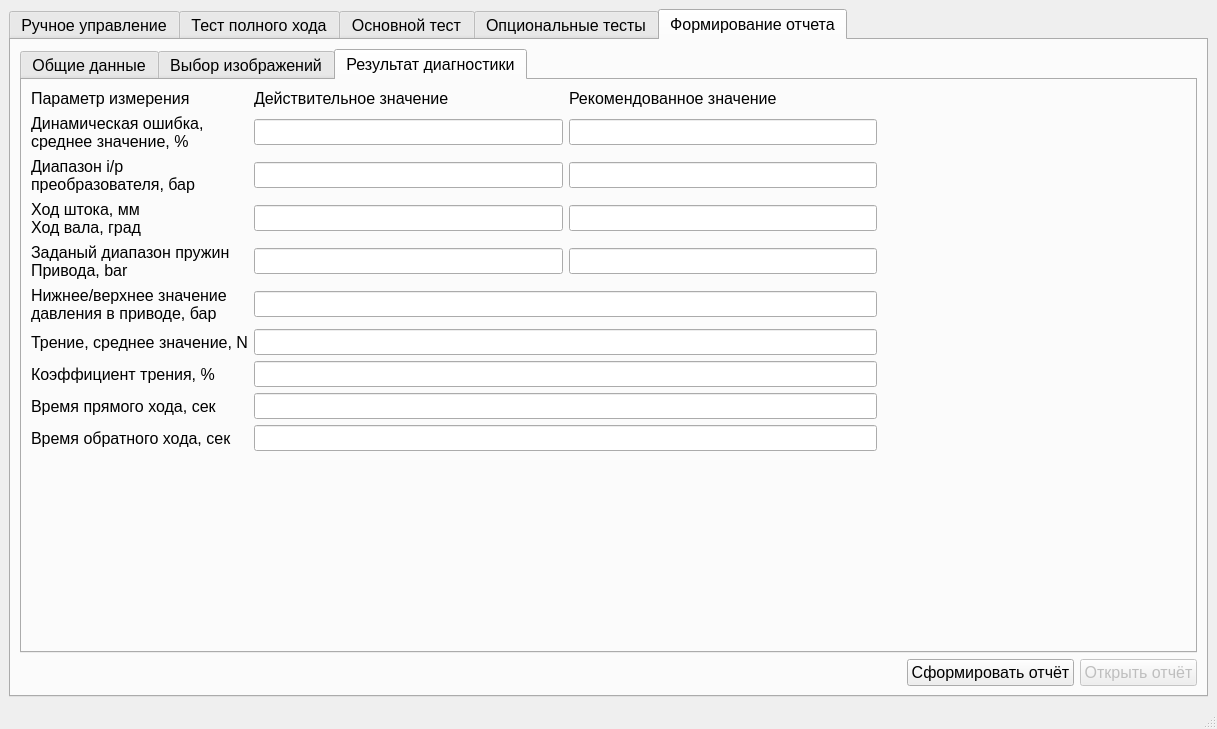
Qt form MainWindow.ui (Rekvim/MpiSdk) before a commit.
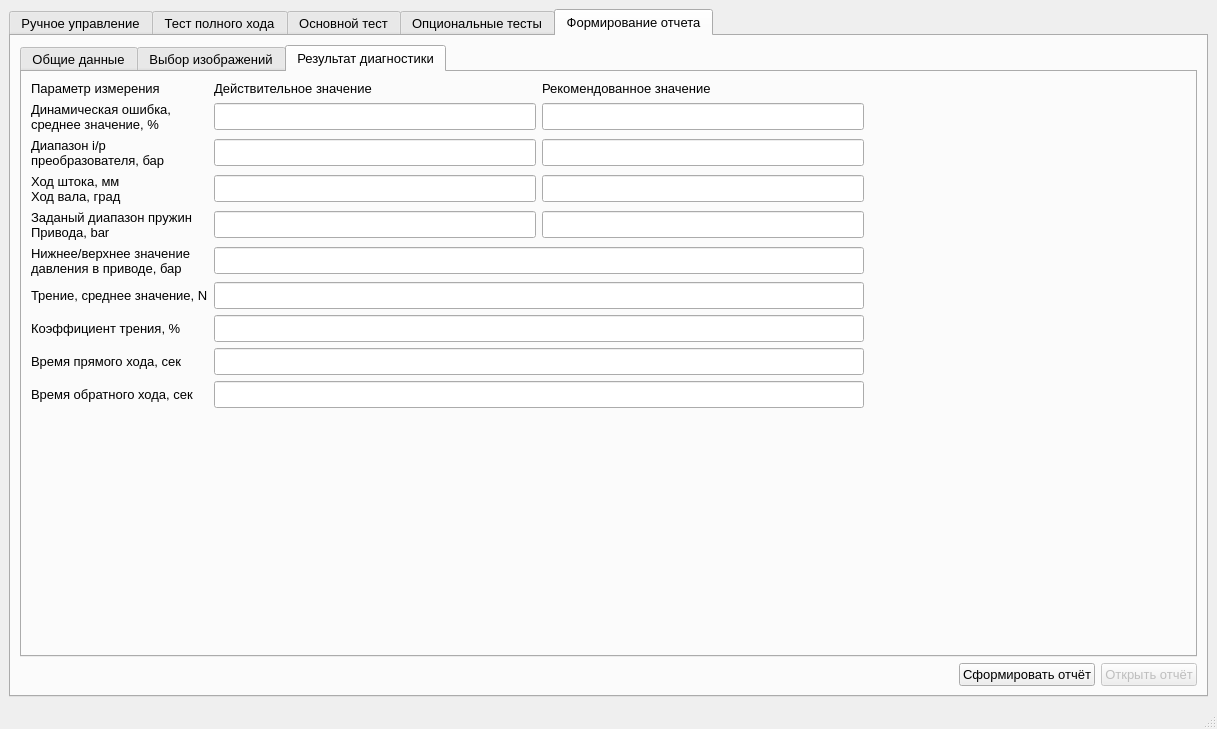
The same form after that commit. The open tabs and pages were chosen to show the change. Icons and pictures are not drawn. Custom widgets are drawn as their Qt base class.

```diff
--- a/MainWindow.ui
+++ b/MainWindow.ui
@@ -25,7 +25,7 @@
       <property name="font">
        <font>
         <family>Segoe UI</family>
-        <pointsize>12</pointsize>
+        <pointsize>10</pointsize>
        </font>
       </property>
       <property name="currentIndex">
@@ -3642,6 +3642,12 @@
              <layout class="QGridLayout" name="gridLayout">
               <item row="3" column="2">
                <widget class="QLineEdit" name="lineEdit_stroke_recomend">
+                <property name="font">
+                 <font>
+                  <family>Segoe UI</family>
+                  <pointsize>10</pointsize>
+                 </font>
+                </property>
                 <property name="styleSheet">
                  <string notr="true">padding: 4px;</string>
                 </property>
@@ -3655,7 +3661,7 @@
                 <property name="font">
                  <font>
                   <family>Segoe UI</family>
-                  <pointsize>12</pointsize>
+                  <pointsize>10</pointsize>
                   <stylestrategy>PreferDefault</stylestrategy>
                  </font>
                 </property>
@@ -3666,6 +3672,12 @@
               </item>
               <item row="2" column="2">
                <widget class="QLineEdit" name="lineEdit_dinamic_ip_recomend">
+                <property name="font">
+                 <font>
+                  <family>Segoe UI</family>
+                  <pointsize>10</pointsize>
+                 </font>
+                </property>
                 <property name="styleSheet">
                  <string notr="true">padding: 4px;</string>
                 </property>
@@ -3676,6 +3688,12 @@
               </item>
               <item row="4" column="1">
                <widget class="QLineEdit" name="lineEdit_range_real">
+                <property name="font">
+                 <font>
+                  <family>Segoe UI</family>
+                  <pointsize>10</pointsize>
+                 </font>
+                </property>
                 <property name="styleSheet">
                  <string notr="true">padding: 4px;</string>
                 </property>
@@ -3709,7 +3727,7 @@
                 <property name="font">
                  <font>
                   <family>Segoe UI</family>
-                  <pointsize>12</pointsize>
+                  <pointsize>10</pointsize>
                   <stylestrategy>PreferDefault</stylestrategy>
                  </font>
                 </property>
@@ -3721,6 +3739,12 @@
               </item>
               <item row="4" column="2">
                <widget class="QLineEdit" name="lineEdit_range_recomend">
+                <property name="font">
+                 <font>
+                  <family>Segoe UI</family>
+                  <pointsize>10</pointsize>
+                 </font>
+                </property>
                 <property name="styleSheet">
                  <string notr="true">padding: 4px;</string>
                 </property>
@@ -3731,6 +3755,12 @@
               </item>
               <item row="8" column="1" colspan="2">
                <widget class="QLineEdit" name="lineEdit_time_forward">
+                <property name="font">
+                 <font>
+                  <family>Segoe UI</family>
+                  <pointsize>10</pointsize>
+                 </font>
+                </property>
                 <property name="styleSheet">
                  <string notr="true">padding: 4px;</string>
                 </property>
@@ -3744,7 +3774,7 @@
                 <property name="font">
                  <font>
                   <family>Segoe UI</family>
-                  <pointsize>12</pointsize>
+                  <pointsize>10</pointsize>
                   <stylestrategy>PreferDefault</stylestrategy>
                  </font>
                 </property>
@@ -3758,7 +3788,7 @@
                 <property name="font">
                  <font>
                   <family>Segoe UI</family>
-                  <pointsize>12</pointsize>
+                  <pointsize>10</pointsize>
                   <stylestrategy>PreferDefault</stylestrategy>
                  </font>
                 </property>
@@ -3769,6 +3799,12 @@
               </item>
               <item row="3" column="1">
                <widget class="QLineEdit" name="lineEdit_stroke_real">
+                <property name="font">
+                 <font>
+                  <family>Segoe UI</family>
+                  <pointsize>10</pointsize>
+                 </font>
+                </property>
                 <property name="styleSheet">
                  <string notr="true">padding: 4px;</string>
                 </property>
@@ -3779,6 +3815,12 @@
               </item>
               <item row="9" column="1" colspan="2">
                <widget class="QLineEdit" name="lineEdit_time_backward">
+                <property name="font">
+                 <font>
+                  <family>Segoe UI</family>
+                  <pointsize>10</pointsize>
+                 </font>
+                </property>
                 <property name="styleSheet">
                  <string notr="true">padding: 4px;</string>
                 </property>
@@ -3792,7 +3834,7 @@
                 <property name="font">
                  <font>
                   <family>Segoe UI</family>
-                  <pointsize>12</pointsize>
+                  <pointsize>10</pointsize>
                   <stylestrategy>PreferDefault</stylestrategy>
                  </font>
                 </property>
@@ -3806,7 +3848,7 @@
                 <property name="font">
                  <font>
                   <family>Segoe UI</family>
-                  <pointsize>12</pointsize>
+                  <pointsize>10</pointsize>
                   <stylestrategy>PreferDefault</stylestrategy>
                  </font>
                 </property>
@@ -3820,7 +3862,7 @@
                 <property name="font">
                  <font>
                   <family>Segoe UI</family>
-                  <pointsize>12</pointsize>
+                  <pointsize>10</pointsize>
                   <stylestrategy>PreferDefault</stylestrategy>
                  </font>
                 </property>
@@ -3831,6 +3873,12 @@
               </item>
               <item row="1" column="1">
                <widget class="QLineEdit" name="lineEdit_dinamic_real">
+                <property name="font">
+                 <font>
+                  <family>Segoe UI</family>
+                  <pointsize>10</pointsize>
+                 </font>
+                </property>
                 <property name="styleSheet">
                  <string notr="true">padding: 4px;</string>
                 </property>
@@ -3844,7 +3892,7 @@
                 <property name="font">
                  <font>
                   <family>Segoe UI</family>
-                  <pointsize>12</pointsize>
+                  <pointsize>10</pointsize>
                   <stylestrategy>PreferDefault</stylestrategy>
                  </font>
                 </property>
@@ -3858,7 +3906,7 @@
                 <property name="font">
                  <font>
                   <family>Segoe UI</family>
-                  <pointsize>12</pointsize>
+                  <pointsize>10</pointsize>
                   <stylestrategy>PreferDefault</stylestrategy>
                  </font>
                 </property>
@@ -3870,6 +3918,12 @@
               </item>
               <item row="6" column="1" colspan="2">
                <widget class="QLineEdit" name="lineEdit_friction">
+                <property name="font">
+                 <font>
+                  <family>Segoe UI</family>
+                  <pointsize>10</pointsize>
+                 </font>
+                </property>
                 <property name="styleSheet">
                  <string notr="true">padding: 4px;</string>
                 </property>
@@ -3883,7 +3937,7 @@
                 <property name="font">
                  <font>
                   <family>Segoe UI</family>
-                  <pointsize>12</pointsize>
+                  <pointsize>10</pointsize>
                   <stylestrategy>PreferDefault</stylestrategy>
                  </font>
                 </property>
@@ -3895,6 +3949,12 @@
               </item>
               <item row="7" column="1" colspan="2">
                <widget class="QLineEdit" name="lineEdit_friction_percent">
+                <property name="font">
+                 <font>
+                  <family>Segoe UI</family>
+                  <pointsize>10</pointsize>
+                 </font>
+                </property>
                 <property name="styleSheet">
                  <string notr="true">padding: 4px;</string>
                 </property>
@@ -3908,7 +3968,7 @@
                 <property name="font">
                  <font>
                   <family>Segoe UI</family>
-                  <pointsize>12</pointsize>
+                  <pointsize>10</pointsize>
                   <stylestrategy>PreferDefault</stylestrategy>
                  </font>
                 </property>
@@ -3920,6 +3980,12 @@
               </item>
               <item row="2" column="1">
                <widget class="QLineEdit" name="lineEdit_dinamic_ip_real">
+                <property name="font">
+                 <font>
+                  <family>Segoe UI</family>
+                  <pointsize>10</pointsize>
+                 </font>
+                </property>
                 <property name="styleSheet">
                  <string notr="true">padding: 4px;</string>
                 </property>
@@ -3930,6 +3996,12 @@
               </item>
               <item row="1" column="2">
                <widget class="QLineEdit" name="lineEdit_dinamicRecomend">
+                <property name="font">
+                 <font>
+                  <family>Segoe UI</family>
+                  <pointsize>10</pointsize>
+                 </font>
+                </property>
                 <property name="styleSheet">
                  <string notr="true">padding: 4px;</string>
                 </property>
@@ -3943,7 +4015,7 @@
                 <property name="font">
                  <font>
                   <family>Segoe UI</family>
-                  <pointsize>12</pointsize>
+                  <pointsize>10</pointsize>
                   <stylestrategy>PreferDefault</stylestrategy>
                  </font>
                 </property>
@@ -3955,6 +4027,12 @@
               </item>
               <item row="5" column="1" colspan="2">
                <widget class="QLineEdit" name="lineEdit_range_pressure">
+                <property name="font">
+                 <font>
+                  <family>Segoe UI</family>
+                  <pointsize>10</pointsize>
+                 </font>
+                </property>
                 <property name="styleSheet">
                  <string notr="true">padding: 4px;</string>
                 </property>
@@ -3999,10 +4077,16 @@
           </item>
           <item>
            <widget class="QPushButton" name="pushButton_report_generate">
+            <property name="sizePolicy">
+             <sizepolicy hsizetype="Minimum" vsizetype="Maximum">
+              <horstretch>0</horstretch>
+              <verstretch>0</verstretch>
+             </sizepolicy>
+            </property>
             <property name="font">
              <font>
               <family>Segoe UI</family>
-              <pointsize>12</pointsize>
+              <pointsize>10</pointsize>
               <stylestrategy>PreferDefault</stylestrategy>
              </font>
             </property>
@@ -4016,6 +4100,18 @@
             <property name="enabled">
              <bool>false</bool>
             </property>
+            <property name="sizePolicy">
+             <sizepolicy hsizetype="Minimum" vsizetype="Maximum">
+              <horstretch>0</horstretch>
+              <verstretch>0</verstretch>
+             </sizepolicy>
+            </property>
+            <property name="font">
+             <font>
+              <family>Segoe UI</family>
+              <pointsize>10</pointsize>
+             </font>
+            </property>
             <property name="text">
              <string>Открыть отчёт</string>
             </property>
```
Left out of the diff: 180 changed lines with no effect on the pictures.
